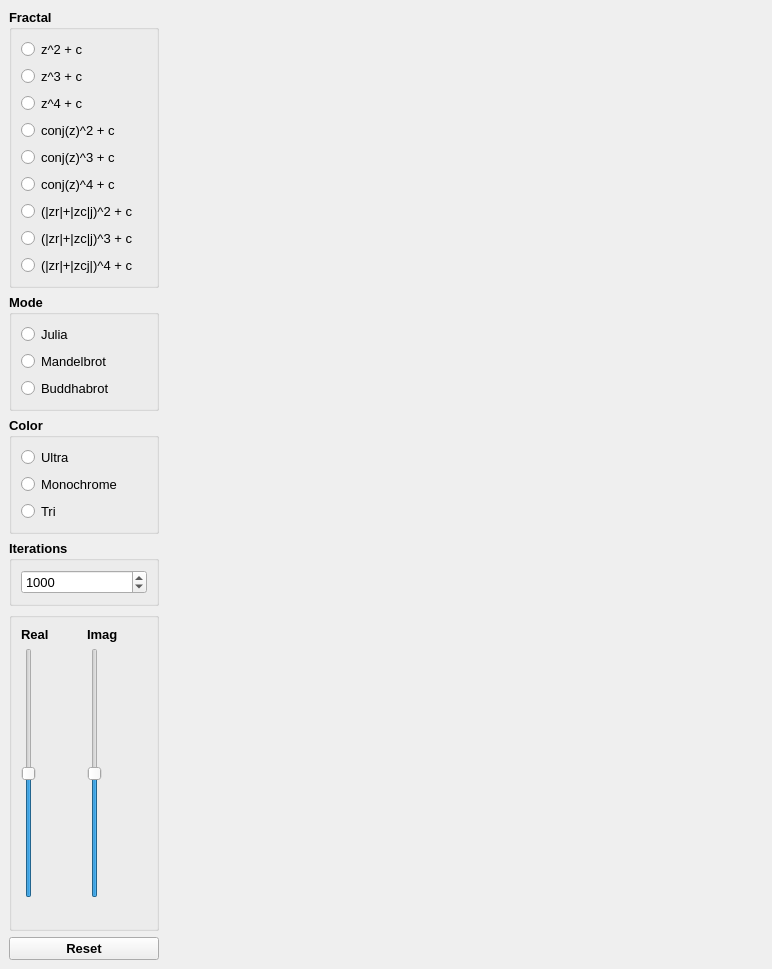
The window that python-fractals/gui/designs/main.ui (seird/fractals) describes before a commit, drawn with Qt 5.
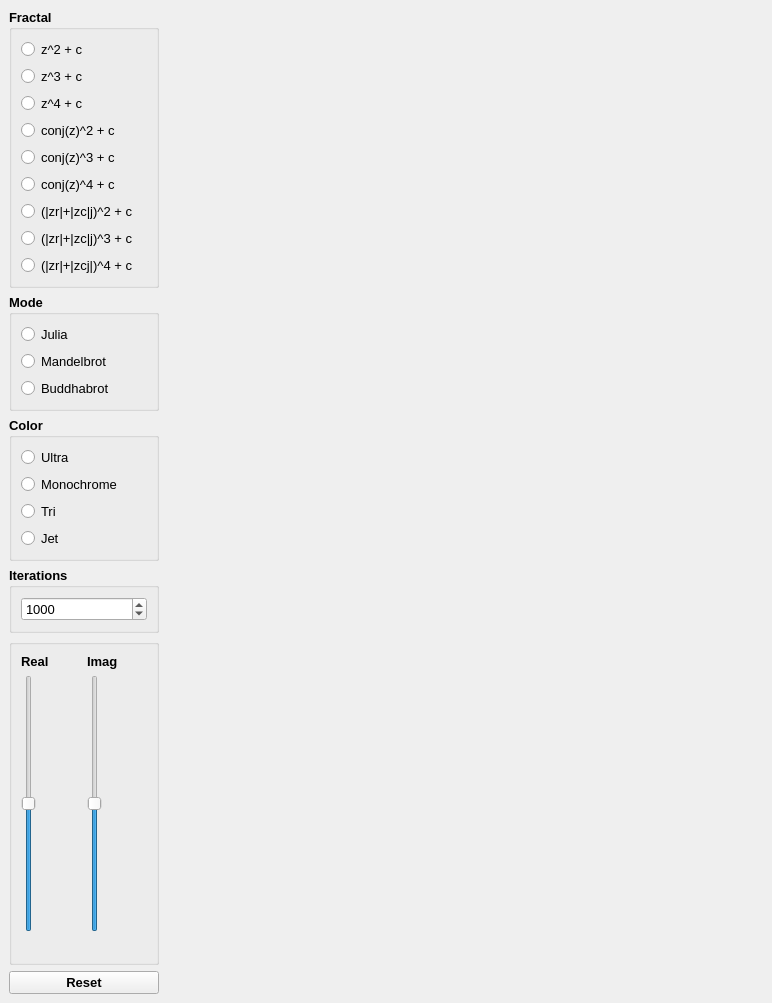
The same window after the commit.

Patch:
```diff
--- a/python-fractals/gui/designs/main.ui
+++ b/python-fractals/gui/designs/main.ui
@@ -7,7 +7,7 @@
     <x>0</x>
     <y>0</y>
     <width>772</width>
-    <height>795</height>
+    <height>1003</height>
    </rect>
   </property>
   <property name="sizePolicy">
@@ -313,6 +313,19 @@
            </property>
           </widget>
          </item>
+         <item row="3" column="0">
+          <widget class="QRadioButton" name="radio_color_jet">
+           <property name="font">
+            <font>
+             <weight>50</weight>
+             <bold>false</bold>
+            </font>
+           </property>
+           <property name="text">
+            <string>Jet</string>
+           </property>
+          </widget>
+         </item>
         </layout>
        </widget>
       </item>
```
